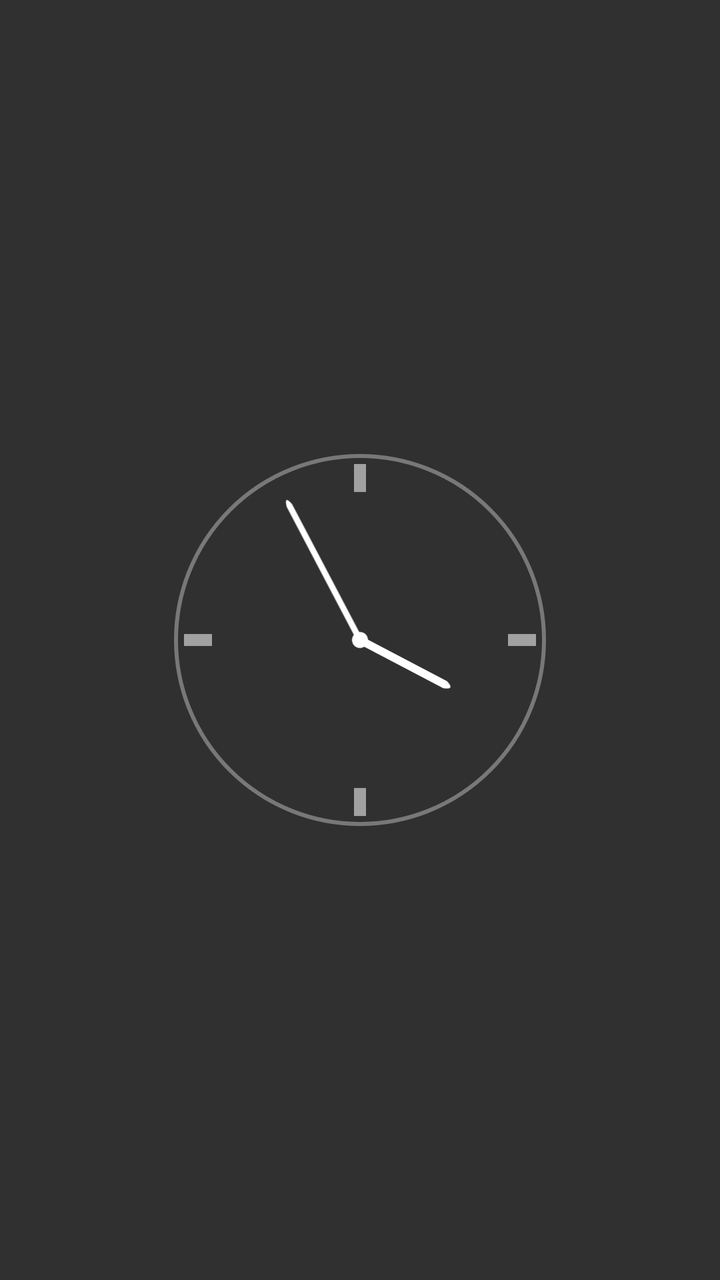
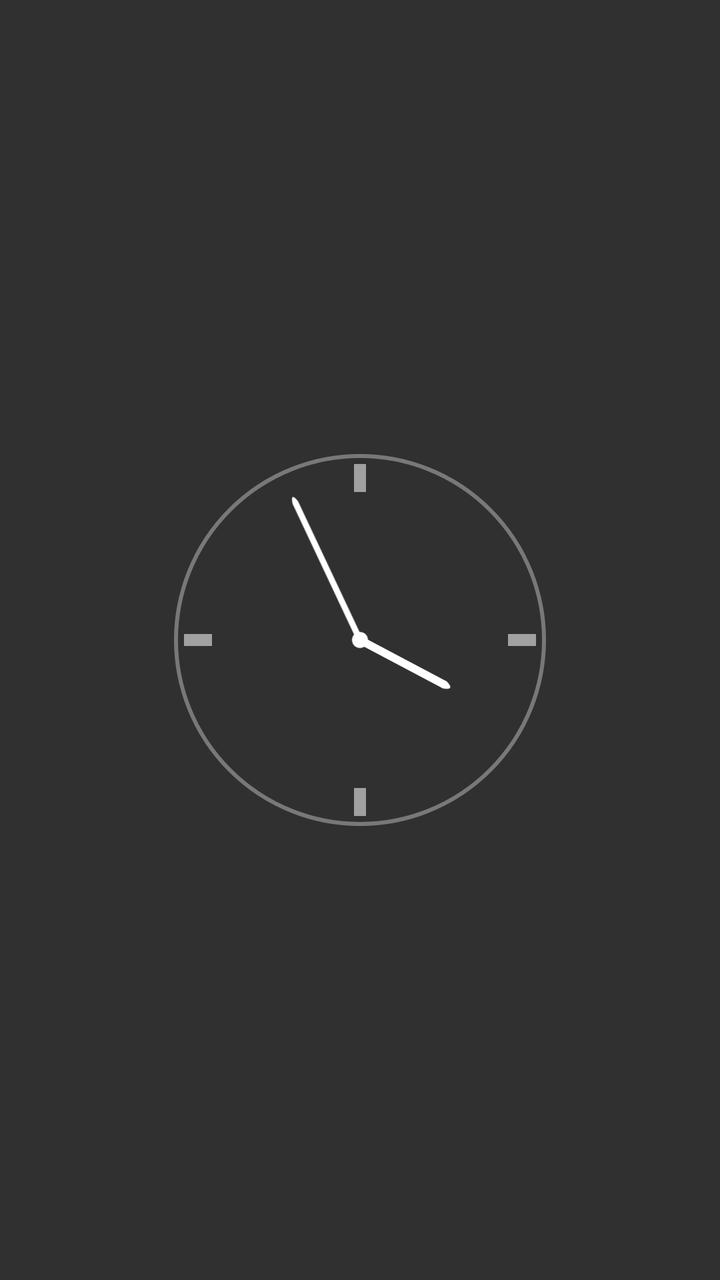

An Android layout rendered at two revisions. The XML below is the earlier revision; the diff shows what the commit changed to produce the second picture.
<!-- AndroidManifest.xml: application theme Theme.Connect -->
<!-- res/layout/widget_watch.xml -->
<?xml version="1.0" encoding="utf-8"?>
<FrameLayout xmlns:android="http://schemas.android.com/apk/res/android"
    android:layout_width="match_parent"
    android:layout_height="match_parent"
    android:id="@+id/watch_root">

    
    <ImageView
        android:id="@+id/watch_photo"
        android:layout_width="match_parent"
        android:layout_height="match_parent"
        android:scaleType="fitCenter"
        android:adjustViewBounds="true"
        android:contentDescription="@string/watch_widget_photo" />

    
    <AnalogClock
        android:id="@+id/watch_clock"
        android:layout_width="match_parent"
        android:layout_height="match_parent"
        android:layout_gravity="center"
        android:dial="@drawable/watch_dial"
        android:hand_hour="@drawable/watch_hand_hour"
        android:hand_minute="@drawable/watch_hand_minute" />

    
    <ImageView
        android:id="@+id/watch_unread_touch"
        android:layout_width="72dp"
        android:layout_height="72dp"
        android:layout_gravity="top|start"
        android:background="@android:color/transparent"
        android:contentDescription="@string/watch_widget_unread"
        android:visibility="gone" />

    
    <ImageView
        android:id="@+id/watch_drawing_glow"
        android:layout_width="64dp"
        android:layout_height="64dp"
        android:layout_gravity="top|center_horizontal"
        android:src="@drawable/drawing_glow"
        android:contentDescription="@string/watch_widget_drawing"
        android:visibility="gone" />

    <TextView
        android:id="@+id/watch_caption"
        android:layout_width="wrap_content"
        android:layout_height="wrap_content"
        android:layout_gravity="bottom|center_horizontal"
        android:paddingHorizontal="8dp"
        android:paddingVertical="2dp"
        android:background="#99000000"
        android:textColor="#FFFFFFFF"
        android:textSize="11sp"
        android:maxLines="1"
        android:ellipsize="end"
        android:visibility="gone" />
</FrameLayout>
<!-- resources referenced by this layout -->
<resources>
  <!-- drawable drawing_glow (drawable) -->
  <?xml version="1.0" encoding="utf-8"?>
  <shape xmlns:android="http://schemas.android.com/apk/res/android"
      android:shape="oval">
      <gradient
          android:type="radial"
          android:gradientRadius="50%p"
          android:startColor="#E64A9DFF"
          android:centerColor="#804A9DFF"
          android:endColor="#004A9DFF" />
  </shape>
  <!-- drawable watch_dial (drawable) -->
  <?xml version="1.0" encoding="utf-8"?>
  <vector xmlns:android="http://schemas.android.com/apk/res/android"
      android:width="200dp"
      android:height="200dp"
      android:viewportWidth="200"
      android:viewportHeight="200">
      <path
          android:strokeColor="#59FFFFFF"
          android:strokeWidth="2"
          android:fillColor="#00000000"
          android:pathData="M100,100m-92,0a92,92 0,1 1,184 0a92,92 0,1 1,-184 0" />
      <path android:fillColor="#8CFFFFFF" android:pathData="M97,12h6v14h-6z" />
      <path android:fillColor="#8CFFFFFF" android:pathData="M97,174h6v14h-6z" />
      <path android:fillColor="#8CFFFFFF" android:pathData="M12,97h14v6h-14z" />
      <path android:fillColor="#8CFFFFFF" android:pathData="M174,97h14v6h-14z" />
  </vector>
  <!-- drawable watch_hand_hour (drawable) -->
  <?xml version="1.0" encoding="utf-8"?>
  <vector xmlns:android="http://schemas.android.com/apk/res/android"
      android:width="24dp"
      android:height="200dp"
      android:viewportWidth="24"
      android:viewportHeight="200">
      <path
          android:fillColor="#FFFFFFFF"
          android:pathData="M10,100 L10,52 Q12,46 14,52 L14,100 Z" />
      <path
          android:fillColor="#FFFFFFFF"
          android:pathData="M12,100m-4,0a4,4 0,1 1,8 0a4,4 0,1 1,-8 0" />
  </vector>
  <!-- drawable watch_hand_minute (drawable) -->
  <?xml version="1.0" encoding="utf-8"?>
  <vector xmlns:android="http://schemas.android.com/apk/res/android"
      android:width="24dp"
      android:height="200dp"
      android:viewportWidth="24"
      android:viewportHeight="200">
      <path
          android:fillColor="#FFFFFFFF"
          android:pathData="M10.5,100 L10.5,24 Q12,18 13.5,24 L13.5,100 Z" />
  </vector>
  <string name="watch_widget_drawing">New drawing — tap to see it</string>
  <string name="watch_widget_photo">Latest photo from the person you\'re paired with</string>
  <string name="watch_widget_unread">Unread message — tap to reply</string>
  <style name="Theme.Connect" parent="@android:style/Theme.Material.NoActionBar">
          <item name="android:statusBarColor">@android:color/transparent</item>
          <item name="android:navigationBarColor">@android:color/transparent</item>
      </style>
</resources>

<!-- the commit's change to res/layout/widget_watch.xml (unified diff, before → after) -->
@@ -33,16 +33,6 @@
         android:contentDescription="@string/watch_widget_unread"
         android:visibility="gone" />
 
-    
-    <ImageView
-        android:id="@+id/watch_drawing_glow"
-        android:layout_width="64dp"
-        android:layout_height="64dp"
-        android:layout_gravity="top|center_horizontal"
-        android:src="@drawable/drawing_glow"
-        android:contentDescription="@string/watch_widget_drawing"
-        android:visibility="gone" />
-
     <TextView
         android:id="@+id/watch_caption"
         android:layout_width="wrap_content"
<!-- resource entries referenced after the edit -->
@@ -1,16 +1,5 @@
 <!-- resources referenced by this layout -->
 <resources>
-  <!-- drawable drawing_glow (drawable) -->
-  <?xml version="1.0" encoding="utf-8"?>
-  <shape xmlns:android="http://schemas.android.com/apk/res/android"
-      android:shape="oval">
-      <gradient
-          android:type="radial"
-          android:gradientRadius="50%p"
-          android:startColor="#E64A9DFF"
-          android:centerColor="#804A9DFF"
-          android:endColor="#004A9DFF" />
-  </shape>
   <!-- drawable watch_dial (drawable) -->
   <?xml version="1.0" encoding="utf-8"?>
   <vector xmlns:android="http://schemas.android.com/apk/res/android"
@@ -53,7 +42,6 @@
           android:fillColor="#FFFFFFFF"
           android:pathData="M10.5,100 L10.5,24 Q12,18 13.5,24 L13.5,100 Z" />
   </vector>
-  <string name="watch_widget_drawing">New drawing — tap to see it</string>
   <string name="watch_widget_photo">Latest photo from the person you\'re paired with</string>
   <string name="watch_widget_unread">Unread message — tap to reply</string>
   <style name="Theme.Connect" parent="@android:style/Theme.Material.NoActionBar">
